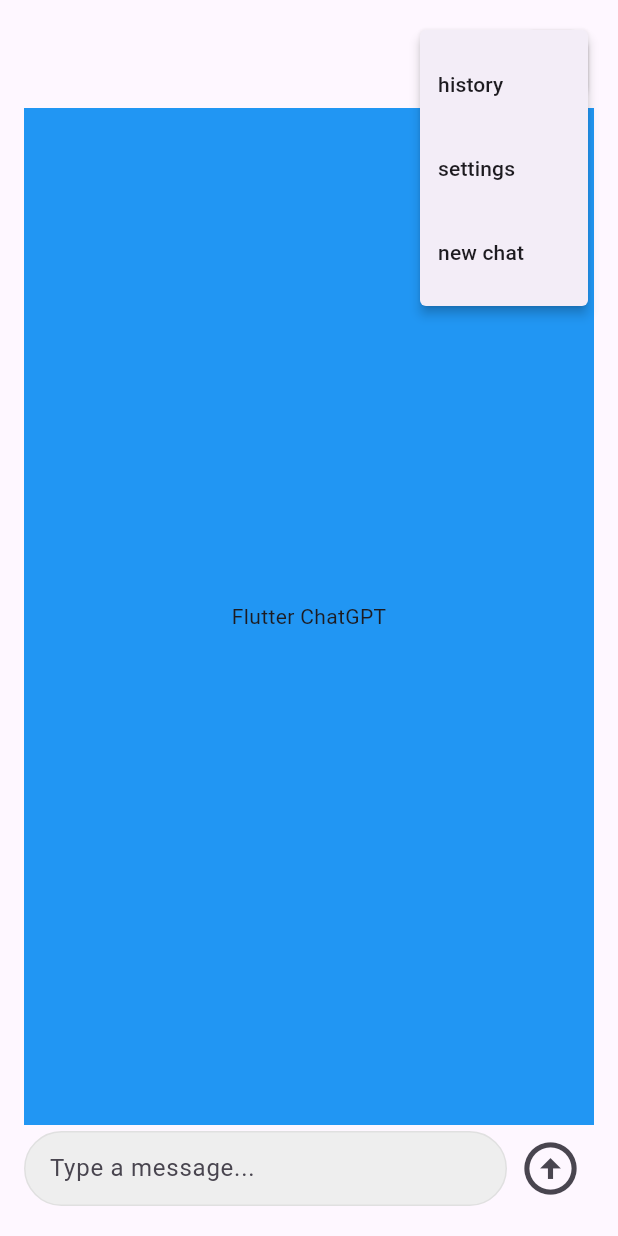
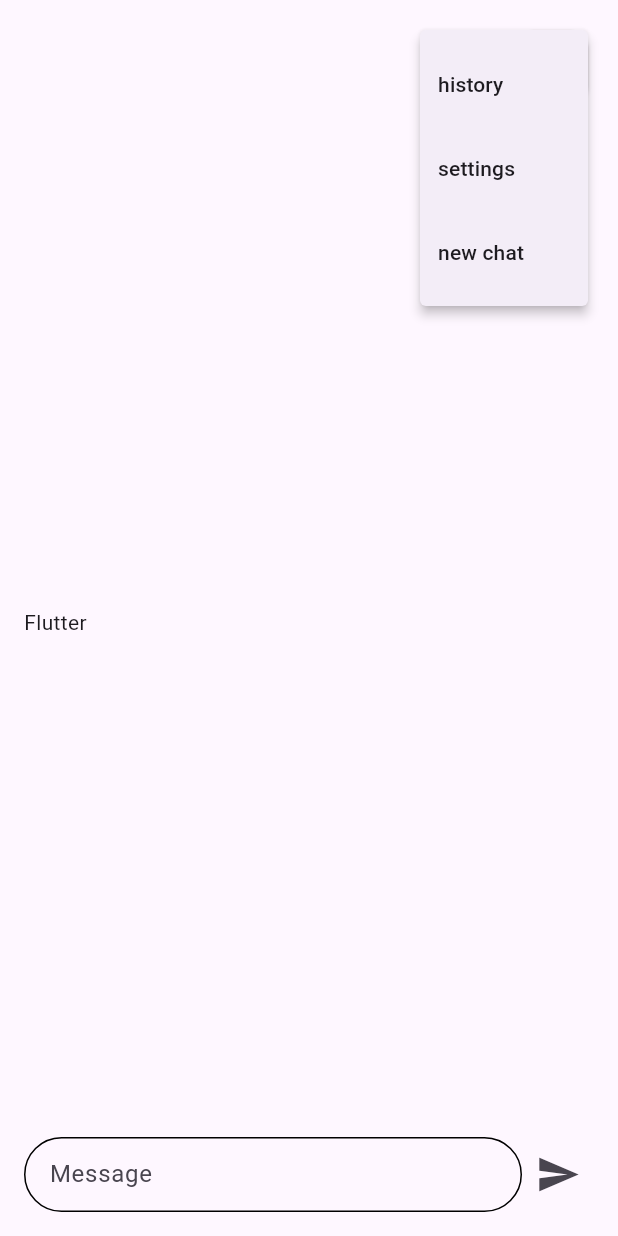
Before and after one commit to youksimgyu/flutter_chatgpt, a Flutter app: the screen it shows after launch, after a tap on the "more vert" icon, on a phone screen of 412 x 824 dp. Run offline on Flutter 3.47's test engine with Material 3 defaults, Android fonts, the phone set to English and light mode, and no system bars.

Commit message:
ui 구성

```diff
--- a/lib/views/chat_gpt_view.dart
+++ b/lib/views/chat_gpt_view.dart
@@ -7,16 +7,57 @@ class ChatGPTView extends StatefulWidget {
   State<ChatGPTView> createState() => _ChatGPTViewState();
 }
 
-class _ChatGPTViewState extends State<ChatGPTView> {
+class _ChatGPTViewState extends State<ChatGPTView> with TickerProviderStateMixin {
   TextEditingController messageController = TextEditingController();
 
   static const String _kStrings = 'Flutter ChatGPT';
   String get _currentString => _kStrings;
 
+  ScrollController scrollController = ScrollController();
+  late Animation<int> _characterCount;
+  late AnimationController animationController;
+
+  @override
+  void initState() {
+    super.initState();
+    setUpAnimation();
+  }
+
   @override
   void dispose() {
     messageController.dispose();
+    scrollController.dispose();
     super.dispose();
+  }
+
+  void setUpAnimation() {
+    animationController = AnimationController(
+      vsync: this,
+      duration: const Duration(milliseconds: 2500),
+    );
+    _characterCount = StepTween(begin: 0, end: _currentString.length)
+        .animate(CurvedAnimation(
+      parent: animationController,
+      curve: Curves.easeIn,
+    ));
+    animationController.addListener(() {
+      setState(() {});
+    });
+    animationController.addStatusListener((status) {
+      if(status == AnimationStatus.completed) {
+        Future.delayed(const Duration(seconds: 1)).then((value) {
+          animationController.reverse();
+        });
+      } else {
+        if(status == AnimationStatus.dismissed) {
+          Future.delayed(const Duration(seconds: 1)).then((value) {
+            animationController.forward();
+          });
+        }
+      }
+    });
+
+    animationController.forward();
   }
 
   @override
@@ -55,11 +96,58 @@ class _ChatGPTViewState extends State<ChatGPTView> {
                 ),
               ),
               Expanded(
-                child: Container(
-                  color: Colors.blue,
-                  child: const Center(
-                    child: Text(_kStrings),
-                  ),
+                child: AnimatedBuilder(
+                  animation: _characterCount,
+                  builder: (context, child) {
+                    String text = _currentString.substring(0, _characterCount.value);
+                    return Row(
+                      children: [
+                        Text('${text}'),
+                      ],
+                    );
+                    return ListView.builder(
+                        itemCount: 100,
+                        itemBuilder: (context, index) {
+                          if(index % 2 == 0) {
+                            return const Padding(
+                              padding: EdgeInsets.symmetric(vertical: 16),
+                              child: Row(
+                                children: [
+                                  CircleAvatar(),
+                                  SizedBox(width: 8),
+                                  Expanded(
+                                    child: Column(
+                                      crossAxisAlignment: CrossAxisAlignment.start,
+                                      children: [
+                                        Text('User'),
+                                        Text('message'),
+                                      ],
+                                    ),
+                                  ),
+                                ],
+                              ),
+                            );
+                          }
+                          return const Row(
+                            children: [
+                              CircleAvatar(
+                                backgroundColor: Colors.teal,
+                              ),
+                              SizedBox(width: 8),
+                              Expanded(
+                                child: Column(
+                                  crossAxisAlignment: CrossAxisAlignment.start,
+                                  children: [
+                                    Text('ChatGPT'),
+                                    Text('OpenAI Message'),
+                                  ],
+                                ),
+                              ),
+                            ],
+                          );
+                        },
+                    );
+                  }
                 ),
               ),
               Dismissible(
@@ -87,17 +175,14 @@ class _ChatGPTViewState extends State<ChatGPTView> {
                       child: Container(
                         padding: const EdgeInsets.symmetric(horizontal: 16),
                         decoration: BoxDecoration(
-                          color: Colors.grey[200],
                           borderRadius: BorderRadius.circular(32),
-                          border: Border.all(
-                            color: Colors.grey[300]!,
-                          ),
+                          border: Border.all(),
                         ),
                         child: TextField(
                           controller: messageController,
                           decoration: const InputDecoration(
                             border: InputBorder.none,
-                            hintText: 'Type a message...',
+                            hintText: 'Message',
                           ),
                         ),
                       ),
@@ -106,8 +191,8 @@ class _ChatGPTViewState extends State<ChatGPTView> {
                       onPressed: () {
 
                       },
-                      iconSize: 42,
-                      icon: const Icon(Icons.arrow_circle_up),
+                      iconSize: 30,
+                      icon: const Icon(Icons.send),
                     ),
                   ],
                 ),
```
